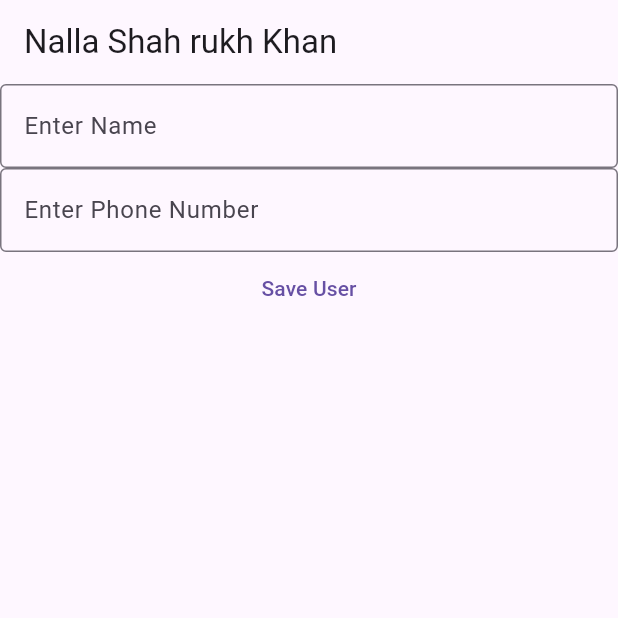
After one commit to arpitparekh/yash_batch, a Flutter app: the MyCrud screen opened directly, after a tap on "Save User", on a phone screen of 412 x 824 dp, the top half of it. The commit adds this screen. Run offline on Flutter 3.47's test engine with Material 3 defaults, Android fonts, the phone set to English and light mode, and no system bars; our stand-ins replace firebase_auth, firebase_core, firebase_database, geolocator, google_fonts, permission_handler; missing offline and left inert: user_profile_avatar; accounts and stored records are empty; generated files the repository leaves out were written again; network calls fail.

Commit message:
realtime database crud operations, hijado ka nalla badhshah SRK

```diff
--- a/lib/firebase/authentication/login.dart
+++ b/lib/firebase/authentication/login.dart
@@ -11,8 +11,8 @@ class LoginPageNew extends StatefulWidget {
 class _LoginPageState extends State<LoginPageNew> {
 
 
-  TextEditingController emailController = new TextEditingController();
-  TextEditingController passwordController = new TextEditingController();
+  TextEditingController emailController = TextEditingController();
+  TextEditingController passwordController = TextEditingController();
 
   @override
   Widget build(BuildContext context) {
@@ -64,7 +64,7 @@ class _LoginPageState extends State<LoginPageNew> {
                   }
                 }
               },
-              child: Text(
+              child: const Text(
                 "Login",
               ))
         ]));
--- /dev/null
+++ b/lib/firebase/realtime_database/realtime_crud.dart
@@ -0,0 +1,97 @@
+import 'package:firebase_core/firebase_core.dart';
+import 'package:flutter/material.dart';
+import 'package:firebase_database/firebase_database.dart';
+
+import '../../firebase_options.dart';
+import '../authentication/register.dart';
+
+void main() async{
+  WidgetsFlutterBinding.ensureInitialized();
+  app = await Firebase.initializeApp(
+    options: DefaultFirebaseOptions.currentPlatform,
+  );
+  runApp(MyApp());
+}
+
+class MyApp extends StatelessWidget {
+  const MyApp({super.key});
+
+  @override
+  Widget build(BuildContext context) {
+    return MaterialApp(
+      home: MyCrud()
+    );
+  }
+}
+
+class MyCrud extends StatefulWidget {
+  const MyCrud({super.key});
+
+  @override
+  State<MyCrud> createState() => _MyCrudState();
+}
+
+class _MyCrudState extends State<MyCrud> {
+
+  void readData(){
+    DatabaseReference starCountRef =
+    FirebaseDatabase.instance.ref('users');
+    starCountRef.onValue.listen((DatabaseEvent event) {
+      final data = event.snapshot.value;
+
+    });
+  }
+
+  TextEditingController nameController = TextEditingController();
+  TextEditingController phoneController = TextEditingController();
+
+  @override
+  void initState() {
+
+    readData();
+    super.initState();
+  }
+
+  @override
+  Widget build(BuildContext context) {
+    return Scaffold(
+      appBar: AppBar(
+        title: Text("Nalla Shah rukh Khan"),
+      ),
+      body: Column(
+        children: [
+          TextField(
+            controller: nameController,
+            decoration: const InputDecoration(
+              border: OutlineInputBorder(),
+              labelText: "Enter Name"
+            ),
+          ),
+          TextField(
+            controller: phoneController,
+            decoration: const InputDecoration(
+                border: OutlineInputBorder(),
+                labelText: "Enter Phone Number"
+            ),
+          ),
+          TextButton(onPressed: () async{
+            DatabaseReference ref = FirebaseDatabase.instance.ref("users");
+
+            await ref.update({
+              "name": nameController.text,
+              "phone": phoneController.text,
+            });
+
+          }, child: Text("Save User")),
+          // Displaying user data here
+          ListView.builder(
+            shrinkWrap: true,
+            itemCount: 2,itemBuilder: (context, index) {
+
+          },)
+
+        ],
+      ),
+    );
+  }
+}
--- /dev/null
+++ b/lib/firebase/realtime_database/user.dart
@@ -0,0 +1,6 @@
+class User{
+  String? name;
+  String? phone;
+
+  User(String name, String phone);
+}
--- a/pubspec.yaml
+++ b/pubspec.yaml
@@ -44,6 +44,7 @@ dependencies:
   firebase_analytics: ^11.4.2
   firebase_crashlytics: ^4.3.2
   firebase_auth: ^5.4.2
+  firebase_database: ^11.3.2
 
 
 dev_dependencies:
```
Also changed, not shown: lib/firebase/authentication/register.dart (+8 -9 lines), pubspec.lock.
